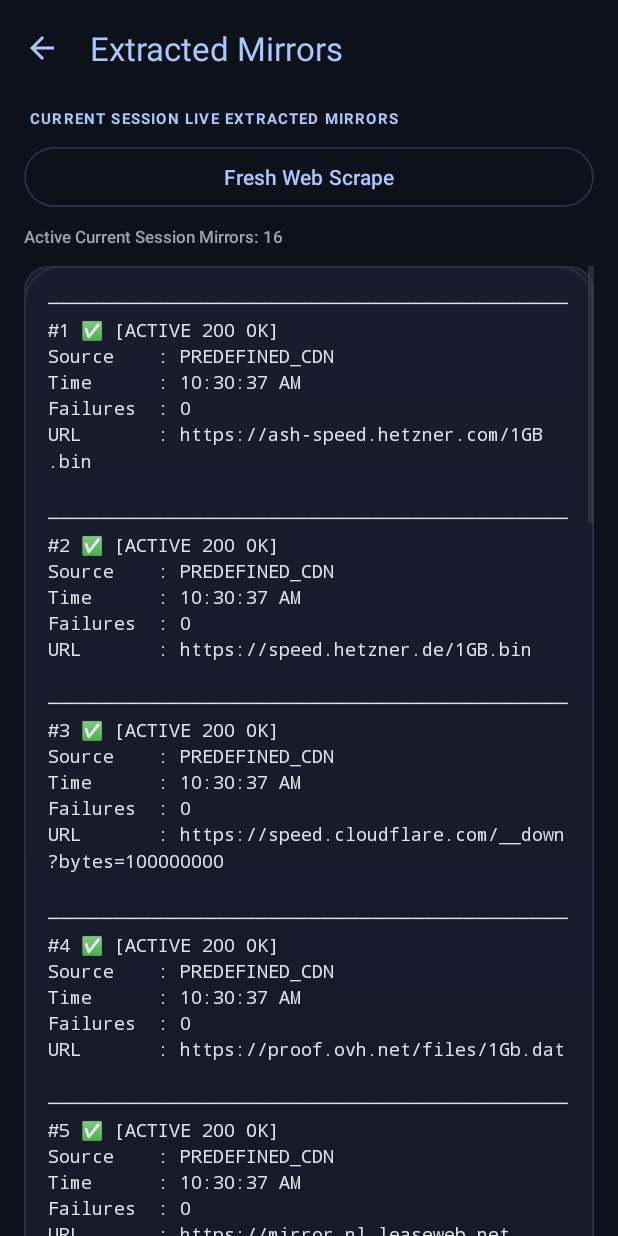
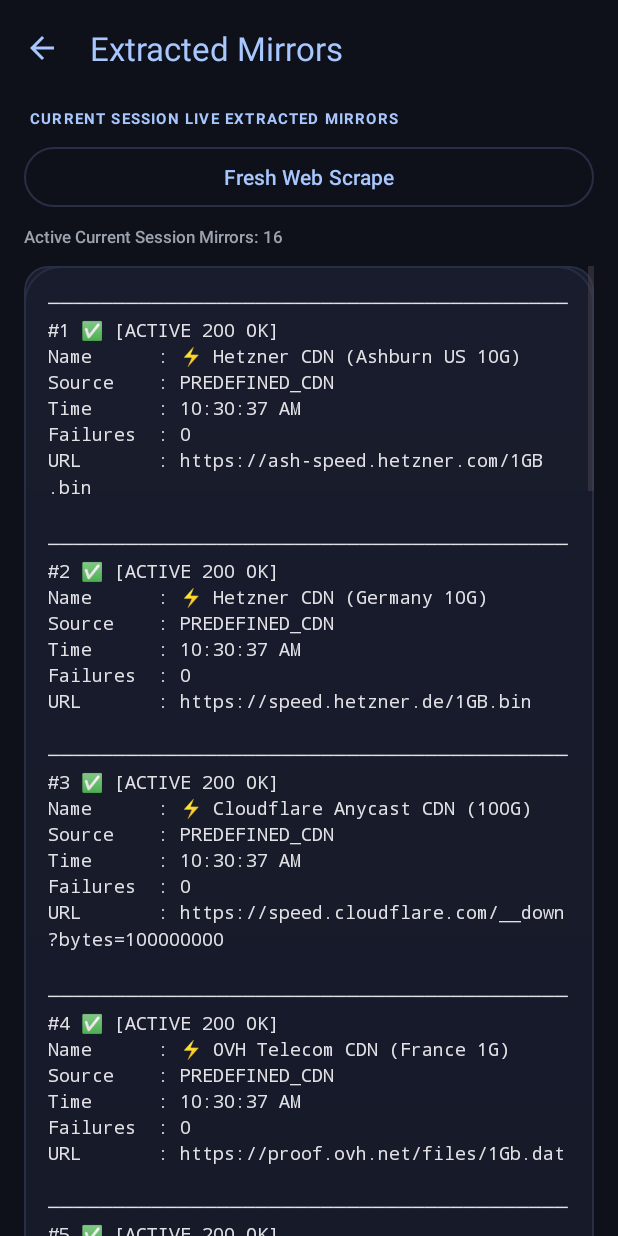
Before and after one commit to Latikeshh/Data-Waster, an Android app: the MirrorDiagnosticsActivity screen opened directly, with no data from a screen before it, on a phone screen of 412 x 824 dp. Run offline under Robolectric (Android 15) with nearby library versions, the phone set to English and light mode, and no system bars.

Commit message:
Add getFriendlyNameForUrl to ServerManager and display descriptive names on Extracted Mirrors screen

```diff
--- a/app/src/main/java/com/databurner/service/ServerManager.java
+++ b/app/src/main/java/com/databurner/service/ServerManager.java
@@ -3,6 +3,7 @@ package com.databurner.service;
 import java.io.BufferedReader;
 import java.io.InputStreamReader;
 import java.net.HttpURLConnection;
+import java.net.URI;
 import java.net.URL;
 import java.text.SimpleDateFormat;
 import java.util.ArrayList;
@@ -19,7 +20,7 @@ import java.util.regex.Pattern;
 /**
  * High-performance Server Manager for Data Burner.
  * Features a Smart Dynamic Web Link Extractor that parses live web pages,
- * current-session tracking, 12-hour AM/PM timestamps, and strict blacklisting for both default and extracted mirrors.
+ * friendly name labelling, current-session tracking, 12-hour AM/PM timestamps, and strict blacklisting for both default and extracted mirrors.
  */
 public class ServerManager {
 
@@ -42,7 +43,7 @@ public class ServerManager {
         DEFAULT_STREAM_SERVERS.add("https://speedtest.syd1.linode.com/100MB-linode.bin");
         DEFAULT_STREAM_SERVERS.add("http://speedtest.tele2.net/100MB.zip");
 
-        // Default High-Speed Google Android SDKs, Ubuntu ISOs & GitHub Release CDNs
+        // High-Speed Google Android SDKs, Ubuntu ISOs & GitHub Release CDNs
         DEFAULT_STREAM_SERVERS.add("https://dl.google.com/android/repository/commandlinetools-mac-11076708_latest.zip");
         DEFAULT_STREAM_SERVERS.add("https://dl.google.com/android/repository/commandlinetools-win-11076708_latest.zip");
         DEFAULT_STREAM_SERVERS.add("https://releases.ubuntu.com/24.04/ubuntu-24.04.1-desktop-amd64.iso");
@@ -59,18 +60,52 @@ public class ServerManager {
 
     public static class MirrorStatusInfo {
         public final String url;
+        public final String friendlyName;
         public final String source; // PREDEFINED_CDN, DYNAMIC_EXTRACTED, CUSTOM_INPUT
         public final boolean isBlacklisted;
         public final String timestamp12Hr;
         public final int failureCount;
 
-        public MirrorStatusInfo(String url, String source, boolean isBlacklisted, String timestamp12Hr, int failureCount) {
+        public MirrorStatusInfo(String url, String friendlyName, String source, boolean isBlacklisted, String timestamp12Hr, int failureCount) {
             this.url = url;
+            this.friendlyName = friendlyName;
             this.source = source;
             this.isBlacklisted = isBlacklisted;
             this.timestamp12Hr = timestamp12Hr;
             this.failureCount = failureCount;
         }
+    }
+
+    public static String getFriendlyNameForUrl(String url) {
+        if (url == null) return "Unknown Endpoint";
+        if (url.contains("dl.google.com") && url.contains("platform-tools")) return "📦 Google Android SDK Platform Tools";
+        if (url.contains("dl.google.com") && url.contains("commandlinetools-mac")) return "📦 Google Command Line Tools (Mac)";
+        if (url.contains("dl.google.com") && url.contains("commandlinetools-win")) return "📦 Google Command Line Tools (Windows)";
+        if (url.contains("dl.google.com")) return "📦 Google Android SDK Repository";
+        if (url.contains("releases.ubuntu.com/24.04")) return "💿 Ubuntu 24.04 LTS Desktop ISO";
+        if (url.contains("releases.ubuntu.com/22.04")) return "💿 Ubuntu 22.04 LTS Desktop ISO";
+        if (url.contains("releases.ubuntu.com")) return "💿 Ubuntu Linux ISO CDN";
+        if (url.contains("python.org")) return "🐍 Python Official Release Installer";
+        if (url.contains("github.com") && url.contains("releases")) return "🚀 GitHub Release Binary (Data-Waster)";
+        if (url.contains("ash-speed.hetzner.com")) return "⚡ Hetzner CDN (Ashburn US 10G)";
+        if (url.contains("speed.hetzner.de")) return "⚡ Hetzner CDN (Germany 10G)";
+        if (url.contains("speed.cloudflare.com")) return "⚡ Cloudflare Anycast CDN (100G)";
+        if (url.contains("proof.ovh.net")) return "⚡ OVH Telecom CDN (France 1G)";
+        if (url.contains("mirror.nl.leaseweb.net")) return "⚡ Leaseweb CDN (Netherlands 1G)";
+        if (url.contains("mirror.us.leaseweb.net")) return "⚡ Leaseweb CDN (US 1G)";
+        if (url.contains("speedtest.selectel.ru")) return "⚡ Selectel High-Speed CDN";
+        if (url.contains("speedtest.tokyo2.linode.com")) return "⚡ Linode CDN (Tokyo Asia 1G)";
+        if (url.contains("speedtest.syd1.linode.com")) return "⚡ Linode CDN (Sydney Australia 1G)";
+        if (url.contains("speedtest.tele2.net")) return "⚡ Tele2 Speedtest Mirror";
+
+        try {
+            URI uri = new URI(url);
+            String host = uri.getHost();
+            if (host != null) {
+                return "🌐 Extracted Web Binary (" + host.replace("www.", "") + ")";
+            }
+        } catch (Exception ignored) {}
+        return "🌐 Extracted Stream Mirror";
     }
 
     private final List<String> activeServers = new ArrayList<>(DEFAULT_STREAM_SERVERS);
@@ -88,9 +123,6 @@ public class ServerManager {
         fetchAndValidateDynamicMirrorsAsync();
     }
 
-    /**
-     * Starts a fresh session: Clears previous session failure history and triggers fresh web scraping.
-     */
     public synchronized void startNewSession() {
         failureCounts.clear();
         blacklistTimestamps.clear();
@@ -198,10 +230,8 @@ public class ServerManager {
         int count = failureCounts.getOrDefault(url, 0) + 1;
         failureCounts.put(url, count);
 
-        // Strict Blacklisting: If ANY server (Predefined or Extracted) fails 3 times, blacklist for 60s
         if (count >= 3) {
             blacklistTimestamps.put(url, System.currentTimeMillis() + 60_000L);
-            // Trigger background re-extraction if active servers are dropping
             fetchAndValidateDynamicMirrorsAsync();
         }
     }
@@ -215,8 +245,9 @@ public class ServerManager {
             String source = serverSources.getOrDefault(url, "DYNAMIC_EXTRACTED");
             String timestamp = serverTimestamps.getOrDefault(url, TIME_12HR_FORMAT.format(new Date()));
             int failures = failureCounts.getOrDefault(url, 0);
+            String friendlyName = getFriendlyNameForUrl(url);
 
-            list.add(new MirrorStatusInfo(url, source, isBlacklisted, timestamp, failures));
+            list.add(new MirrorStatusInfo(url, friendlyName, source, isBlacklisted, timestamp, failures));
         }
         return list;
     }
--- a/app/src/main/java/com/databurner/ui/activities/MirrorDiagnosticsActivity.java
+++ b/app/src/main/java/com/databurner/ui/activities/MirrorDiagnosticsActivity.java
@@ -67,6 +67,7 @@ public class MirrorDiagnosticsActivity extends AppCompatActivity {
                 String badge = info.isBlacklisted ? "🚫 [FAILED/BLACKLISTED]" : "✅ [ACTIVE 200 OK]";
                 sb.append("────────────────────────────────────────\n");
                 sb.append("#").append(count++).append(" ").append(badge).append("\n");
+                sb.append("Name      : ").append(info.friendlyName).append("\n");
                 sb.append("Source    : ").append(info.source).append("\n");
                 sb.append("Time      : ").append(info.timestamp12Hr).append("\n");
                 sb.append("Failures  : ").append(info.failureCount).append("\n");
```
Also changed, not shown: databurner-lib/src/main/java/com/databurner/lib/ServerManager.java (+40 -4 lines).
